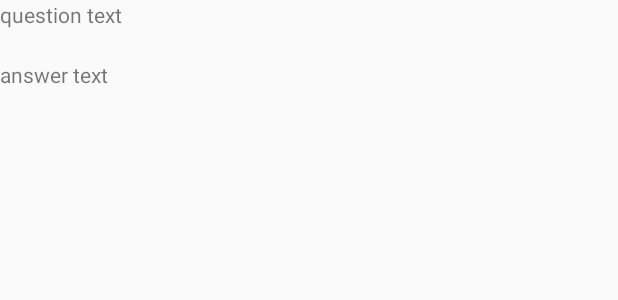
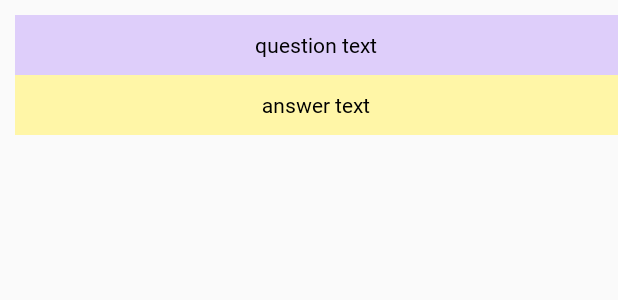
Before and after one commit to yoonkyoungchoi/JAVA_SORA, an Android app: the layout question_list_item.xml on its own in the app's theme, with its tools: preview values and no code run, on a phone screen of 412 x 824 dp. Shown: the top 300 px of the screen. Run offline under Robolectric (Android 15) with nearby library versions, the phone set to English and light mode, and no system bars.

Commit message:
일기 구현#16

```diff
--- a/app/src/main/res/layout/question_list_item.xml
+++ b/app/src/main/res/layout/question_list_item.xml
@@ -9,8 +9,14 @@
     <TextView
         android:id="@+id/question_list"
         android:layout_width="match_parent"
+        android:background="#DECEFA"
+        android:textColor="@android:color/black"
         android:layout_height="40dp"
         android:text="question text"
+        android:layout_marginLeft="10dp"
+        android:layout_marginTop="10dp"
+        android:gravity="center"
+        android:fontFamily="@font/imcresoojin"
         app:layout_constraintEnd_toEndOf="parent"
         app:layout_constraintStart_toStartOf="parent"
         app:layout_constraintTop_toTopOf="parent" />
@@ -20,6 +26,11 @@
         android:layout_width="match_parent"
         android:layout_height="40dp"
         android:text="answer text"
+        android:layout_marginLeft="10dp"
+        android:background="#FFF6A7"
+        android:gravity="center"
+        android:textColor="@android:color/black"
+        android:fontFamily="@font/imcresoojin"
         app:layout_constraintEnd_toEndOf="parent"
         app:layout_constraintStart_toStartOf="parent"
         app:layout_constraintTop_toBottomOf="@+id/question_list" />
```
Also changed, not shown: app/src/main/res/font/font.xml (added, +7 -0 lines), 1 other file.
